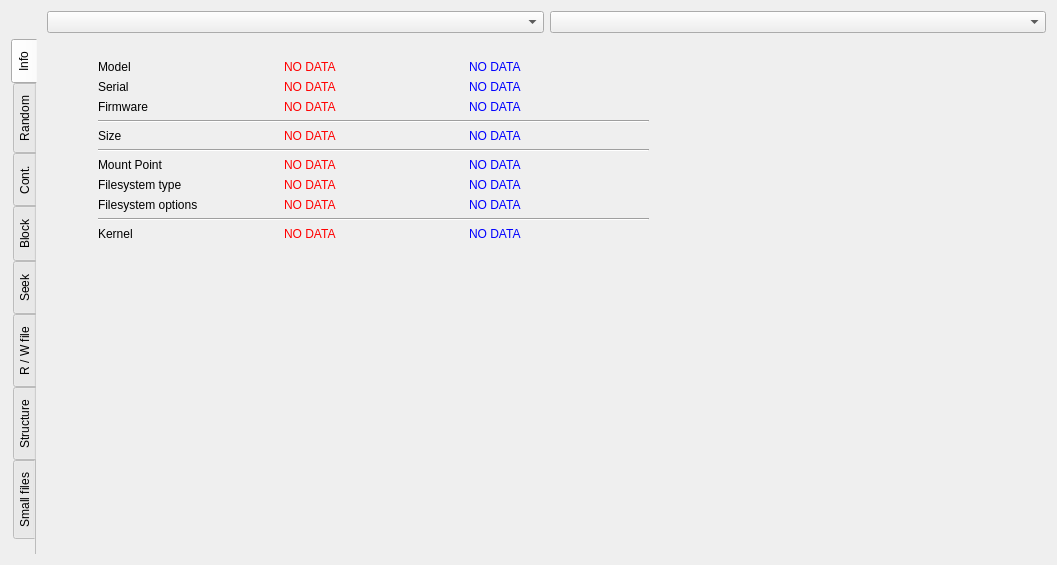
Qt form hddtest.ui (vladamatena/hddtest) before a commit.
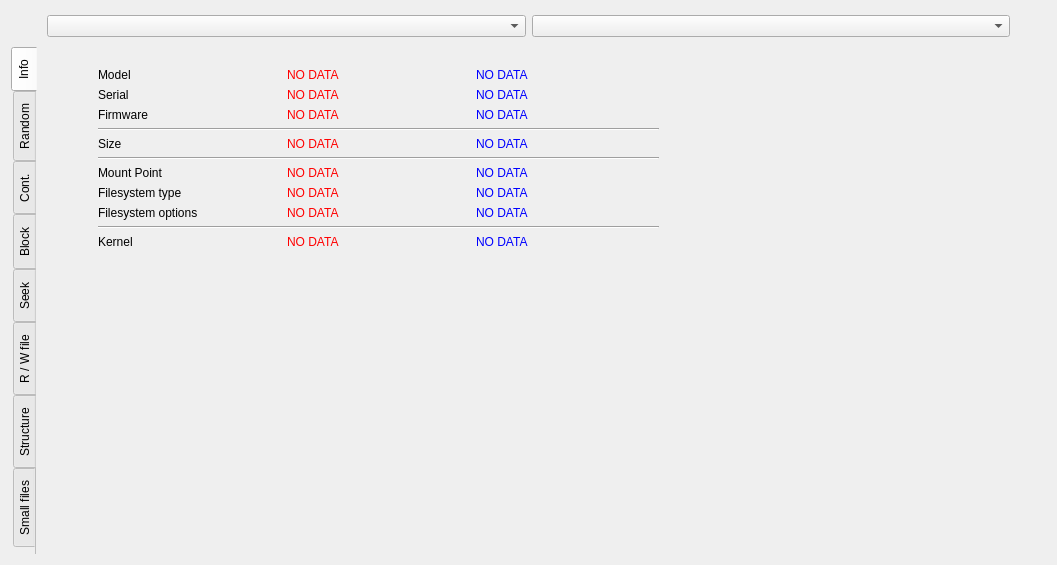
The same form after that commit. Icons and pictures are not drawn. Custom widgets are drawn as their Qt base class.

Commit message: Add about button and replace custom save icon by default.

Diff of the .ui file:
```diff
--- a/hddtest.ui
+++ b/hddtest.ui
@@ -152,10 +152,26 @@
        </property>
       </widget>
      </item>
+     <item>
+      <widget class="QPushButton" name="about">
+       <property name="maximumSize">
+        <size>
+         <width>30</width>
+         <height>30</height>
+        </size>
+       </property>
+       <property name="text">
+        <string/>
+       </property>
+       <property name="flat">
+        <bool>true</bool>
+       </property>
+      </widget>
+     </item>
     </layout>
    </item>
    <item>
-    <layout class="QHBoxLayout" name="horizontalLayout">
+    <layout class="QHBoxLayout" name="horizontalLayout" stretch="1">
      <item>
       <widget class="QTabWidget" name="Tabs">
        <property name="sizePolicy">
@@ -195,9 +211,12 @@
         <attribute name="title">
          <string>Info</string>
         </attribute>
-        <layout class="QHBoxLayout" name="horizontalLayout_9">
+        <layout class="QHBoxLayout" name="horizontalLayout_9" stretch="0,0">
          <item>
           <layout class="QVBoxLayout" name="info_layout">
+           <property name="sizeConstraint">
+            <enum>QLayout::SetMinimumSize</enum>
+           </property>
            <property name="leftMargin">
             <number>50</number>
            </property>
@@ -214,6 +233,12 @@
              </property>
              <item>
               <widget class="QLabel" name="serial_label">
+               <property name="sizePolicy">
+                <sizepolicy hsizetype="Expanding" vsizetype="Preferred">
+                 <horstretch>0</horstretch>
+                 <verstretch>0</verstretch>
+                </sizepolicy>
+               </property>
                <property name="maximumSize">
                 <size>
                  <width>16777215</width>
@@ -227,6 +252,12 @@
              </item>
              <item>
               <widget class="QLabel" name="model">
+               <property name="sizePolicy">
+                <sizepolicy hsizetype="Expanding" vsizetype="Preferred">
+                 <horstretch>0</horstretch>
+                 <verstretch>0</verstretch>
+                </sizepolicy>
+               </property>
                <property name="maximumSize">
                 <size>
                  <width>16777215</width>
@@ -280,6 +311,12 @@
              </item>
              <item>
               <widget class="QLabel" name="reference_model">
+               <property name="sizePolicy">
+                <sizepolicy hsizetype="Expanding" vsizetype="Preferred">
+                 <horstretch>0</horstretch>
+                 <verstretch>0</verstretch>
+                </sizepolicy>
+               </property>
                <property name="palette">
                 <palette>
                  <active>
@@ -331,6 +368,12 @@
             <layout class="QHBoxLayout" name="horizontalLayout_8">
              <item>
               <widget class="QLabel" name="serial_label_2">
+               <property name="sizePolicy">
+                <sizepolicy hsizetype="Expanding" vsizetype="Preferred">
+                 <horstretch>0</horstretch>
+                 <verstretch>0</verstretch>
+                </sizepolicy>
+               </property>
                <property name="maximumSize">
                 <size>
                  <width>16777215</width>
@@ -344,6 +387,12 @@
              </item>
              <item>
               <widget class="QLabel" name="serial">
+               <property name="sizePolicy">
+                <sizepolicy hsizetype="Expanding" vsizetype="Preferred">
+                 <horstretch>0</horstretch>
+                 <verstretch>0</verstretch>
+                </sizepolicy>
+               </property>
                <property name="maximumSize">
                 <size>
                  <width>16777215</width>
@@ -397,6 +446,12 @@
              </item>
              <item>
               <widget class="QLabel" name="reference_serial">
+               <property name="sizePolicy">
+                <sizepolicy hsizetype="Expanding" vsizetype="Preferred">
+                 <horstretch>0</horstretch>
+                 <verstretch>0</verstretch>
+                </sizepolicy>
+               </property>
                <property name="palette">
                 <palette>
                  <active>
@@ -448,6 +503,12 @@
             <layout class="QHBoxLayout" name="firmware_layout">
              <item>
               <widget class="QLabel" name="firmware_label">
+               <property name="sizePolicy">
+                <sizepolicy hsizetype="Expanding" vsizetype="Preferred">
+                 <horstretch>0</horstretch>
+                 <verstretch>0</verstretch>
+                </sizepolicy>
+               </property>
                <property name="maximumSize">
                 <size>
                  <width>16777215</width>
@@ -461,6 +522,12 @@
              </item>
              <item>
               <widget class="QLabel" name="firmware">
+               <property name="sizePolicy">
+                <sizepolicy hsizetype="Expanding" vsizetype="Preferred">
+                 <horstretch>0</horstretch>
+                 <verstretch>0</verstretch>
+                </sizepolicy>
+               </property>
                <property name="maximumSize">
                 <size>
                  <width>16777215</width>
@@ -514,6 +581,12 @@
              </item>
              <item>
               <widget class="QLabel" name="reference_firmware">
+               <property name="sizePolicy">
+                <sizepolicy hsizetype="Expanding" vsizetype="Preferred">
+                 <horstretch>0</horstretch>
+                 <verstretch>0</verstretch>
+                </sizepolicy>
+               </property>
                <property name="palette">
                 <palette>
                  <active>
@@ -572,6 +645,18 @@
             <layout class="QHBoxLayout" name="size_layout">
              <item>
               <widget class="QLabel" name="size_label">
+               <property name="sizePolicy">
+                <sizepolicy hsizetype="Expanding" vsizetype="Preferred">
+                 <horstretch>0</horstretch>
+                 <verstretch>0</verstretch>
+                </sizepolicy>
+               </property>
+               <property name="maximumSize">
+                <size>
+                 <width>16777215</width>
+                 <height>30</height>
+                </size>
+               </property>
                <property name="text">
                 <string>Size</string>
                </property>
@@ -579,6 +664,12 @@
              </item>
              <item>
               <widget class="QLabel" name="size">
+               <property name="sizePolicy">
+                <sizepolicy hsizetype="Expanding" vsizetype="Preferred">
+                 <horstretch>0</horstretch>
+                 <verstretch>0</verstretch>
+                </sizepolicy>
+               </property>
                <property name="palette">
                 <palette>
                  <active>
@@ -626,6 +717,12 @@
              </item>
              <item>
               <widget class="QLabel" name="reference_size">
+               <property name="sizePolicy">
+                <sizepolicy hsizetype="Expanding" vsizetype="Preferred">
+                 <horstretch>0</horstretch>
+                 <verstretch>0</verstretch>
+                </sizepolicy>
+               </property>
                <property name="palette">
                 <palette>
                  <active>
@@ -684,6 +781,18 @@
             <layout class="QHBoxLayout" name="mountpoint_layout">
              <item>
               <widget class="QLabel" name="mountpoint_label">
+               <property name="sizePolicy">
+                <sizepolicy hsizetype="Expanding" vsizetype="Preferred">
+                 <horstretch>0</horstretch>
+                 <verstretch>0</verstretch>
+                </sizepolicy>
+               </property>
+               <property name="maximumSize">
+                <size>
+                 <width>16777215</width>
+                 <height>30</height>
+                </size>
+               </property>
                <property name="text">
                 <string>Mount Point</string>
                </property>
@@ -691,6 +800,12 @@
              </item>
              <item>
               <widget class="QLabel" name="mountpoint">
+               <property name="sizePolicy">
+                <sizepolicy hsizetype="Expanding" vsizetype="Preferred">
+                 <horstretch>0</horstretch>
+                 <verstretch>0</verstretch>
+                </sizepolicy>
+               </property>
                <property name="palette">
                 <palette>
                  <active>
@@ -738,6 +853,12 @@
              </item>
              <item>
               <widget class="QLabel" name="reference_mountpoint">
+               <property name="sizePolicy">
+                <sizepolicy hsizetype="Expanding" vsizetype="Preferred">
+                 <horstretch>0</horstretch>
+                 <verstretch>0</verstretch>
+                </sizepolicy>
+               </property>
                <property name="palette">
                 <palette>
                  <active>
@@ -789,6 +910,18 @@
             <layout class="QHBoxLayout" name="fstype_layout">
              <item>
               <widget class="QLabel" name="fstype_label">
+               <property name="sizePolicy">
+                <sizepolicy hsizetype="Expanding" vsizetype="Preferred">
+                 <horstretch>0</horstretch>
+                 <verstretch>0</verstretch>
+                </sizepolicy>
+               </property>
+               <property name="maximumSize">
+                <size>
+                 <width>16777215</width>
+                 <height>30</height>
+                </size>
+               </property>
                <property name="text">
                 <string>Filesystem type</string>
                </property>
@@ -796,6 +929,12 @@
              </item>
              <item>
               <widget class="QLabel" name="fstype">
+               <property name="sizePolicy">
+                <sizepolicy hsizetype="Expanding" vsizetype="Preferred">
+                 <horstretch>0</horstretch>
+                 <verstretch>0</verstretch>
+                </sizepolicy>
+               </property>
                <property name="palette">
                 <palette>
                  <active>
@@ -843,6 +982,12 @@
              </item>
              <item>
               <widget class="QLabel" name="reference_fstype">
+               <property name="sizePolicy">
+                <sizepolicy hsizetype="Expanding" vsizetype="Preferred">
+                 <horstretch>0</horstretch>
+                 <verstretch>0</verstretch>
+                </sizepolicy>
+               </property>
                <property name="palette">
                 <palette>
                  <active>
@@ -894,6 +1039,18 @@
             <layout class="QHBoxLayout" name="horizontalLayout_7">
              <item>
               <widget class="QLabel" name="fsoptions_label">
+               <property name="sizePolicy">
+                <sizepolicy hsizetype="Expanding" vsizetype="Preferred">
+                 <horstretch>0</horstretch>
+                 <verstretch>0</verstretch>
+                </sizepolicy>
+               </property>
+               <property name="maximumSize">
+                <size>
+                 <width>16777215</width>
+                 <height>30</height>
+                </size>
+               </property>
                <property name="text">
                 <string>Filesystem options</string>
                </property>
@@ -904,6 +1061,12 @@
              </item>
              <item>
               <widget class="QLabel" name="fsoptions">
+               <property name="sizePolicy">
+                <sizepolicy hsizetype="Expanding" vsizetype="Preferred">
+                 <horstretch>0</horstretch>
+                 <verstretch>0</verstretch>
+                </sizepolicy>
+               </property>
                <property name="palette">
                 <palette>
                  <active>
@@ -957,6 +1120,12 @@
              </item>
              <item>
               <widget class="QLabel" name="reference_fsoptions">
+               <property name="sizePolicy">
+                <sizepolicy hsizetype="Expanding" vsizetype="Preferred">
+                 <horstretch>0</horstretch>
+                 <verstretch>0</verstretch>
+                </sizepolicy>
+               </property>
                <property name="palette">
                 <palette>
                  <active>
@@ -1015,6 +1184,18 @@
             <layout class="QHBoxLayout" name="horizontalLayout_12">
              <item>
               <widget class="QLabel" name="kernel_label">
+               <property name="sizePolicy">
+                <sizepolicy hsizetype="Expanding" vsizetype="Preferred">
+                 <horstretch>0</horstretch>
+                 <verstretch>0</verstretch>
+                </sizepolicy>
+               </property>
+               <property name="maximumSize">
+                <size>
+                 <width>16777215</width>
+                 <height>30</height>
+                </size>
+               </property>
                <property name="text">
                 <string>Kernel</string>
                </property>
@@ -1022,6 +1203,12 @@
              </item>
              <item>
               <widget class="QLabel" name="kernel">
+               <property name="sizePolicy">
+                <sizepolicy hsizetype="Expanding" vsizetype="Preferred">
+                 <horstretch>0</horstretch>
+                 <verstretch>0</verstretch>
+                </sizepolicy>
+               </property>
                <property name="palette">
                 <palette>
                  <active>
@@ -1069,6 +1256,12 @@
              </item>
              <item>
               <widget class="QLabel" name="reference_kernel">
+               <property name="sizePolicy">
+                <sizepolicy hsizetype="Expanding" vsizetype="Preferred">
+                 <horstretch>0</horstretch>
+                 <verstretch>0</verstretch>
+                </sizepolicy>
+               </property>
                <property name="palette">
                 <palette>
                  <active>
@@ -1133,10 +1326,22 @@
          </item>
          <item>
           <widget class="QLabel" name="image">
+           <property name="sizePolicy">
+            <sizepolicy hsizetype="Preferred" vsizetype="Preferred">
+             <horstretch>0</horstretch>
+             <verstretch>0</verstretch>
+            </sizepolicy>
+           </property>
+           <property name="minimumSize">
+            <size>
+             <width>350</width>
+             <height>450</height>
+            </size>
+           </property>
            <property name="maximumSize">
             <size>
-             <width>360</width>
-             <height>500</height>
+             <width>350</width>
+             <height>450</height>
             </size>
            </property>
            <property name="text">
@@ -1148,6 +1353,9 @@
            <property name="scaledContents">
             <bool>true</bool>
            </property>
+           <property name="alignment">
+            <set>Qt::AlignCenter</set>
+           </property>
            <property name="margin">
             <number>10</number>
            </property>
```
Left out of the diff: 4 changed lines with no effect on the pictures. The commit also changes 2 other files.
